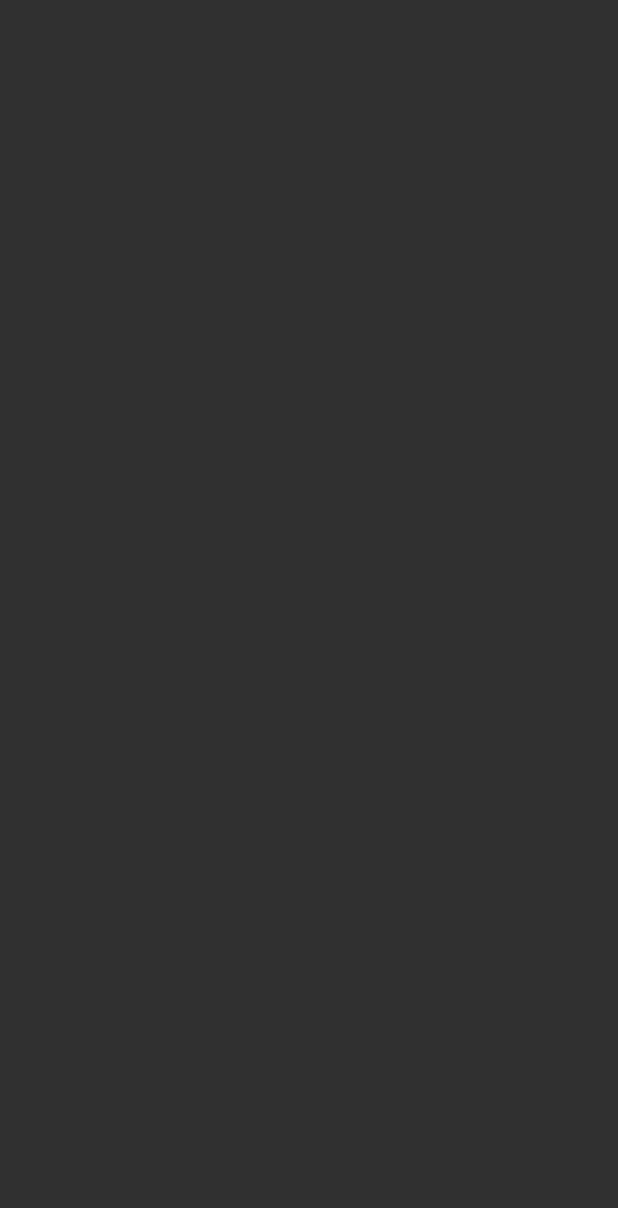
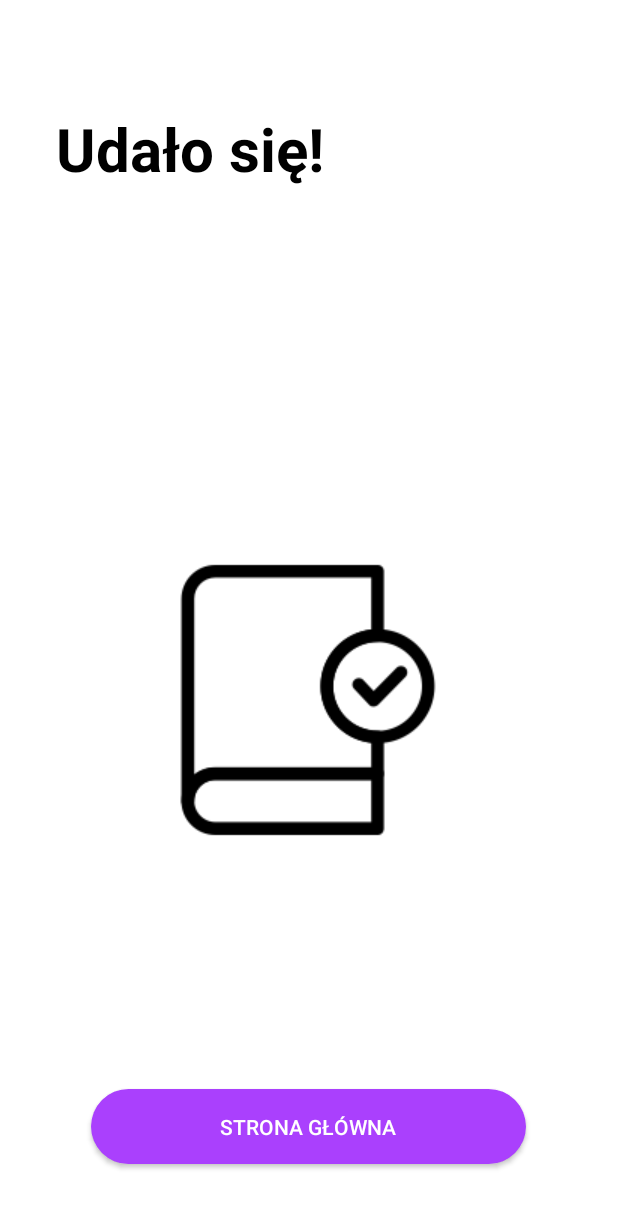
Before and after one commit to ErshEight/projekt, an Android app: the successScreen screen opened directly, with no data from a screen before it, on a phone screen of 412 x 824 dp. Before the commit the part shown is empty. Shown: the top 1208 px of the screen. Run offline under Robolectric (Android 15) with nearby library versions, the phone set to English and light mode, and no system bars.

Commit message:
success_screen

```diff
--- a/app/src/main/res/layout/activity_success_screen.xml
+++ b/app/src/main/res/layout/activity_success_screen.xml
@@ -4,6 +4,57 @@
     xmlns:tools="http://schemas.android.com/tools"
     android:layout_width="match_parent"
     android:layout_height="match_parent"
+    android:background="@color/white"
     tools:context=".successScreen">
 
+    <Button
+        android:id="@+id/homeButton"
+        android:layout_width="290dp"
+        android:layout_height="50dp"
+        android:background="@drawable/roundedbutton"
+        android:backgroundTint="#AA40FD"
+        android:text="Strona główna"
+        app:layout_constraintBottom_toBottomOf="parent"
+        app:layout_constraintEnd_toEndOf="parent"
+        app:layout_constraintHorizontal_bias="0.495"
+        app:layout_constraintStart_toStartOf="parent"
+        app:layout_constraintTop_toTopOf="parent"
+        app:layout_constraintVertical_bias="0.938" />
+
+    <TextView
+        android:id="@+id/textSuccess1"
+        android:layout_width="337dp"
+        android:layout_height="122dp"
+        android:layout_marginTop="72dp"
+        android:text="Udało się!"
+        android:textColor="@color/black"
+        android:textSize="40dp"
+        android:textStyle="bold"
+        app:layout_constraintEnd_toEndOf="parent"
+        app:layout_constraintStart_toStartOf="parent"
+        app:layout_constraintTop_toTopOf="parent" />
+
+    <TextView
+        android:id="@+id/textSuccess2"
+        android:layout_width="wrap_content"
+        android:layout_height="wrap_content"
+        android:layout_marginTop="24dp"
+        android:text="TextView"
+        app:layout_constraintEnd_toEndOf="parent"
+        app:layout_constraintStart_toStartOf="parent"
+        app:layout_constraintTop_toBottomOf="@+id/textSuccess1" />
+
+    <ImageView
+        android:id="@+id/imageView3"
+        android:layout_width="wrap_content"
+        android:layout_height="wrap_content"
+        android:layout_marginTop="52dp"
+        app:layout_constraintBottom_toTopOf="@+id/homeButton"
+        app:layout_constraintEnd_toEndOf="parent"
+        app:layout_constraintHorizontal_bias="0.497"
+        app:layout_constraintStart_toStartOf="parent"
+        app:layout_constraintTop_toBottomOf="@+id/textSuccess2"
+        app:layout_constraintVertical_bias="0.326"
+        app:srcCompat="@drawable/book" />
+
 </androidx.constraintlayout.widget.ConstraintLayout>
```
Also changed, not shown: app/src/main/res/drawable/book.png (added).
